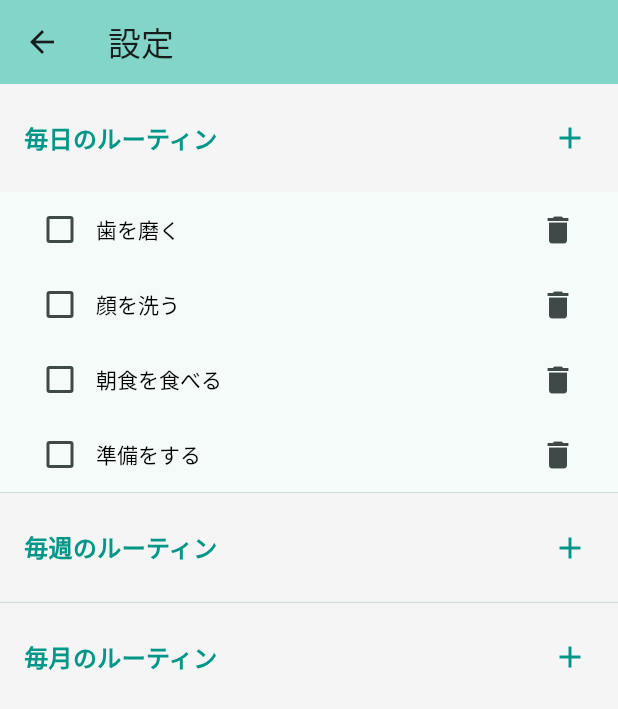
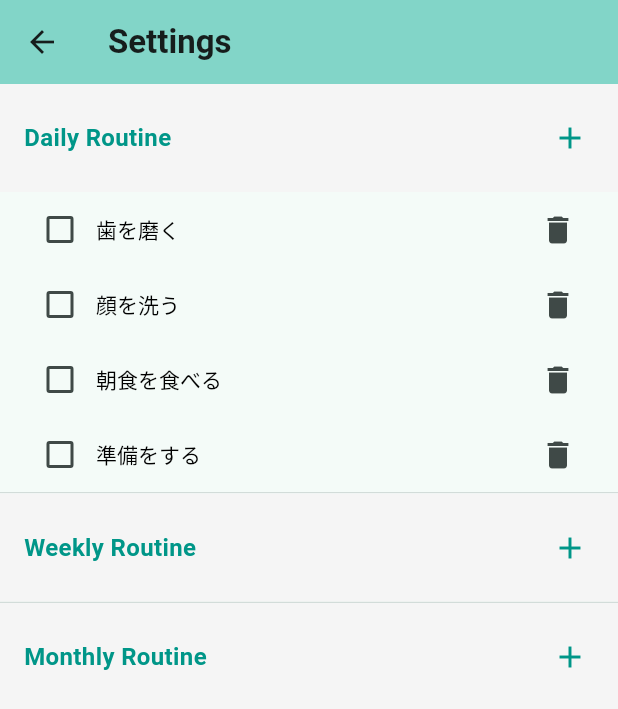
Before and after one commit to kenji-uematsu/morning_routine_app, a Flutter app: the screen it shows after launch, after a tap on the "settings" icon, on a phone screen of 412 x 824 dp. Shown: the top 709 px of the screen. Run offline on Flutter 3.47's test engine with Material 3 defaults, Android fonts, the phone set to English and light mode, and no system bars; generated files the repository leaves out were written again.

Commit message:
多言語対応

```diff
--- /dev/null
+++ b/l10n.yaml
@@ -0,0 +1,3 @@
+arb-dir: lib/l10n
+template-arb-file: app_en.arb
+output-localization-file: app_localizations.dart
--- /dev/null
+++ b/lib/l10n/app_en.arb
@@ -0,0 +1,8 @@
+{
+  "appTitle": "Morning Routine",
+  "dailyRoutine": "Daily Routine",
+  "weeklyRoutine": "Weekly Routine",
+  "monthlyRoutine": "Monthly Routine",
+  "settings": "Settings",
+  "inputTaskName": "(Enter task name)"
+}
--- /dev/null
+++ b/lib/l10n/app_ja.arb
@@ -0,0 +1,8 @@
+{
+  "appTitle": "モーニングルーティン",
+  "dailyRoutine": "毎日のルーティン",
+  "weeklyRoutine": "毎週のルーティン",
+  "monthlyRoutine": "毎月のルーティン",
+  "settings": "設定",
+  "inputTaskName": "(タスク名を入力)"
+}
--- a/lib/main.dart
+++ b/lib/main.dart
@@ -1,4 +1,6 @@
 import 'package:flutter/material.dart';
+import 'package:flutter_localizations/flutter_localizations.dart';
+import 'package:flutter_gen/gen_l10n/app_localizations.dart';
 
 void main() {
   runApp(const MyApp());
@@ -19,6 +21,17 @@ class MyApp extends StatelessWidget {
   @override
   Widget build(BuildContext context) {
     return MaterialApp(
+      // 多言語対応の設定
+      localizationsDelegates: const [
+        AppLocalizations.delegate, // 自動生成されるクラス
+        GlobalMaterialLocalizations.delegate,
+        GlobalWidgetsLocalizations.delegate,
+        GlobalCupertinoLocalizations.delegate,
+      ],
+      supportedLocales: const [
+        Locale('en', ''), // 英語
+        Locale('ja', ''), // 日本語
+      ],
       debugShowCheckedModeBanner: false,
       title: 'Flutter Demo',
       theme: ThemeData(
@@ -112,7 +125,12 @@ class _MyHomePageState extends State<MyHomePage> {
     return Scaffold(
       appBar: AppBar(
         backgroundColor: Theme.of(context).colorScheme.inversePrimary,
-        title: Text(widget.title),
+        title: Text(
+          AppLocalizations.of(context)!.appTitle,
+          style: const TextStyle(
+            fontWeight: FontWeight.bold, // 太字設定を追加
+          ),
+        ),
         actions: [
           IconButton(
             icon: const Icon(Icons.settings),
@@ -125,21 +143,21 @@ class _MyHomePageState extends State<MyHomePage> {
           // 毎日のタスクセクション
           if (dailyTasks.isNotEmpty) ...[
             const SizedBox(height: 16),
-            _buildSectionHeader('毎日のルーティン'),
+            _buildSectionHeader(AppLocalizations.of(context)!.dailyRoutine),
             ...dailyTasks.map((task) => _buildTaskItem(task)),
           ],
 
           // 毎週のタスクセクション
           if (weeklyTasks.isNotEmpty) ...[
             const SizedBox(height: 16),
-            _buildSectionHeader('毎週のルーティン'),
+            _buildSectionHeader(AppLocalizations.of(context)!.weeklyRoutine),
             ...weeklyTasks.map((task) => _buildTaskItem(task)),
           ],
 
           // 毎月のタスクセクション
           if (monthlyTasks.isNotEmpty) ...[
             const SizedBox(height: 16),
-            _buildSectionHeader('毎月のルーティン'),
+            _buildSectionHeader(AppLocalizations.of(context)!.monthlyRoutine),
             ...monthlyTasks.map((task) => _buildTaskItem(task)),
           ],
         ],
@@ -287,7 +305,10 @@ class _SettingsPageState extends State<SettingsPage> {
       child: Scaffold(
         appBar: AppBar(
           backgroundColor: Theme.of(context).colorScheme.inversePrimary,
-          title: const Text('設定'),
+          title: Text(
+            AppLocalizations.of(context)!.settings,
+            style: const TextStyle(fontWeight: FontWeight.bold),
+          ),
           leading: IconButton(
             icon: const Icon(Icons.arrow_back),
             onPressed: () {
@@ -301,7 +322,7 @@ class _SettingsPageState extends State<SettingsPage> {
           children: [
             // 毎日のタスクセクション
             _buildSectionHeader(
-              '毎日のルーティン',
+              AppLocalizations.of(context)!.dailyRoutine,
               () => _addTaskWithPeriod(TaskPeriod.daily),
             ),
             ...dailyTasks.asMap().entries.map(
@@ -314,7 +335,7 @@ class _SettingsPageState extends State<SettingsPage> {
 
             // 毎週のタスクセクション
             _buildSectionHeader(
-              '毎週のルーティン',
+              AppLocalizations.of(context)!.weeklyRoutine,
               () => _addTaskWithPeriod(TaskPeriod.weekly),
             ),
             ...weeklyTasks.asMap().entries.map(
@@ -327,7 +348,7 @@ class _SettingsPageState extends State<SettingsPage> {
 
             // 毎月のタスクセクション
             _buildSectionHeader(
-              '毎月のルーティン',
+              AppLocalizations.of(context)!.monthlyRoutine,
               () => _addTaskWithPeriod(TaskPeriod.monthly),
             ),
             ...monthlyTasks.asMap().entries.map(
@@ -435,7 +456,9 @@ class _SettingsPageState extends State<SettingsPage> {
                         : Align(
                           alignment: Alignment.centerLeft,
                           child: Text(
-                            task.title.isEmpty ? '(タスク名を入力)' : task.title,
+                            task.title.isEmpty
+                                ? AppLocalizations.of(context)!.inputTaskName
+                                : task.title, // '(タスク名を入力)'から変更
                             style: TextStyle(
                               // decoration: task.isCompleted ? TextDecoration.lineThrough : null, // 取り消し線を削除
                               color:
```
Also changed, not shown: pubspec.yaml (+6 -6 lines), pubspec.lock.
